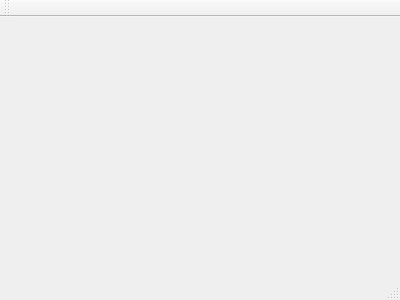
This is mainwindow.ui in aniellod/imagInOut as Qt 5 draws it before an edit. The edited form follows.
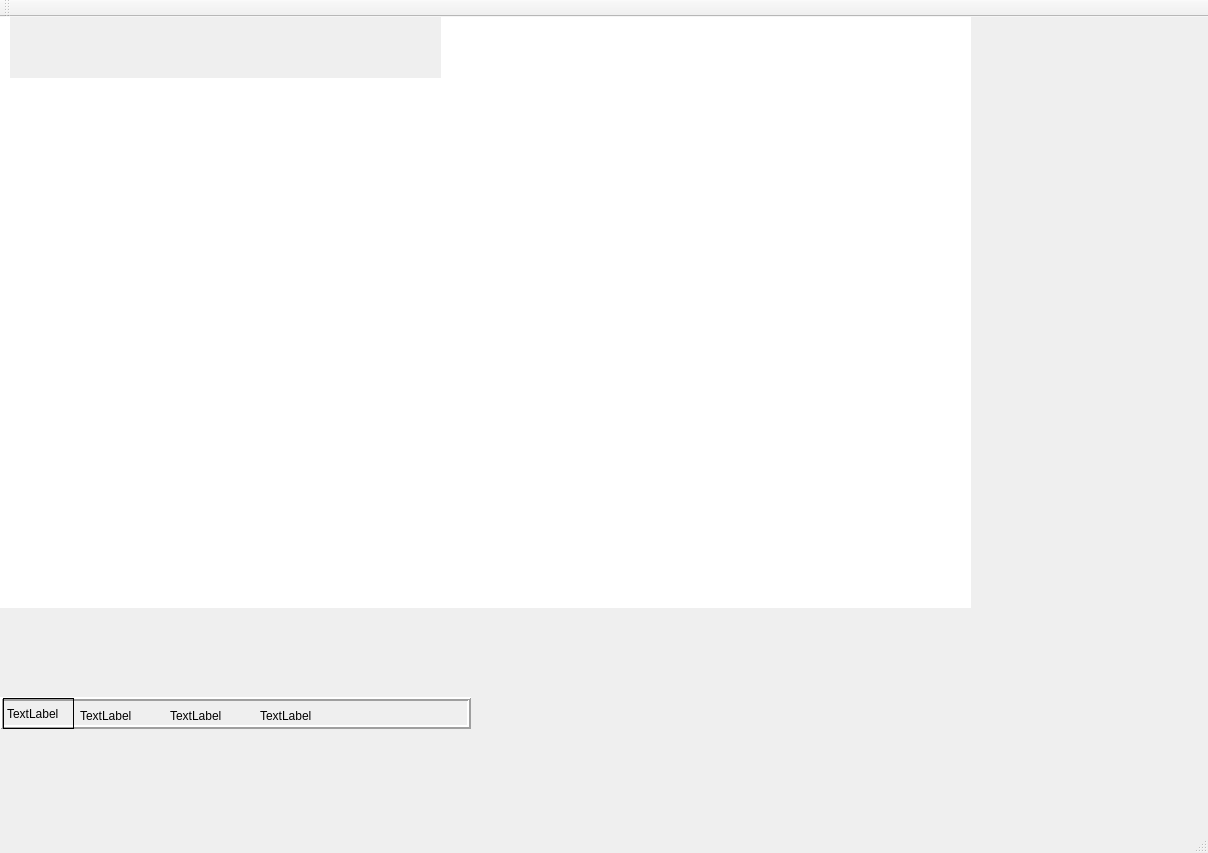
This is the edited form.

Patch:
```diff
--- a/mainwindow.ui
+++ b/mainwindow.ui
@@ -1,24 +1,211 @@
 <ui version="4.0">
  <class>MainWindow</class>
- <widget class="QMainWindow" name="MainWindow" >
-  <property name="geometry" >
+ <widget class="QMainWindow" name="MainWindow">
+  <property name="windowModality">
+   <enum>Qt::ApplicationModal</enum>
+  </property>
+  <property name="geometry">
    <rect>
     <x>0</x>
     <y>0</y>
-    <width>400</width>
-    <height>300</height>
+    <width>1208</width>
+    <height>853</height>
    </rect>
   </property>
   <property name="windowTitle" >
    <string>MainWindow</string>
   </property>
-  <widget class="QMenuBar" name="menuBar" />
-  <widget class="QToolBar" name="mainToolBar" />
-  <widget class="QWidget" name="centralWidget" />
-  <widget class="QStatusBar" name="statusBar" />
+  <widget class="QWidget" name="centralWidget">
+   <widget class="QGraphicsView" name="mainImage">
+    <property name="geometry">
+     <rect>
+      <x>0</x>
+      <y>0</y>
+      <width>971</width>
+      <height>591</height>
+     </rect>
+    </property>
+    <property name="frameShape">
+     <enum>QFrame::NoFrame</enum>
+    </property>
+    <property name="frameShadow">
+     <enum>QFrame::Plain</enum>
+    </property>
+    <property name="verticalScrollBarPolicy">
+     <enum>Qt::ScrollBarAsNeeded</enum>
+    </property>
+    <property name="horizontalScrollBarPolicy">
+     <enum>Qt::ScrollBarAsNeeded</enum>
+    </property>
+    <property name="dragMode">
+     <enum>QGraphicsView::ScrollHandDrag</enum>
+    </property>
+    <property name="viewportUpdateMode">
+     <enum>QGraphicsView::SmartViewportUpdate</enum>
+    </property>
+   </widget>
+   <widget class="QLabel" name="label">
+    <property name="geometry">
+     <rect>
+      <x>40</x>
+      <y>10</y>
+      <width>171</width>
+      <height>111</height>
+     </rect>
+    </property>
+    <property name="frameShape">
+     <enum>QFrame::NoFrame</enum>
+    </property>
+    <property name="lineWidth">
+     <number>0</number>
+    </property>
+    <property name="text">
+     <string/>
+    </property>
+    <property name="margin">
+     <number>0</number>
+    </property>
+   </widget>
+   <widget class="QLabel" name="info">
+    <property name="geometry">
+     <rect>
+      <x>10</x>
+      <y>0</y>
+      <width>431</width>
+      <height>61</height>
+     </rect>
+    </property>
+    <property name="sizePolicy">
+     <sizepolicy hsizetype="MinimumExpanding" vsizetype="MinimumExpanding">
+      <horstretch>0</horstretch>
+      <verstretch>0</verstretch>
+     </sizepolicy>
+    </property>
+    <property name="font">
+     <font>
+      <weight>75</weight>
+      <bold>true</bold>
+     </font>
+    </property>
+    <property name="autoFillBackground">
+     <bool>true</bool>
+    </property>
+    <property name="lineWidth">
+     <number>0</number>
+    </property>
+    <property name="text">
+     <string/>
+    </property>
+    <property name="scaledContents">
+     <bool>true</bool>
+    </property>
+    <property name="wordWrap">
+     <bool>true</bool>
+    </property>
+   </widget>
+   <widget class="QFrame" name="frame">
+    <property name="geometry">
+     <rect>
+      <x>0</x>
+      <y>680</y>
+      <width>471</width>
+      <height>32</height>
+     </rect>
+    </property>
+    <property name="frameShape">
+     <enum>QFrame::Box</enum>
+    </property>
+    <property name="frameShadow">
+     <enum>QFrame::Raised</enum>
+    </property>
+    <property name="lineWidth">
+     <number>2</number>
+    </property>
+    <widget class="QLabel" name="sequence">
+     <property name="geometry">
+      <rect>
+       <x>3</x>
+       <y>1</y>
+       <width>71</width>
+       <height>31</height>
+      </rect>
+     </property>
+     <property name="frameShape">
+      <enum>QFrame::Box</enum>
+     </property>
+     <property name="text">
+      <string>TextLabel</string>
+     </property>
+    </widget>
+    <widget class="QLabel" name="sizeLbl">
+     <property name="geometry">
+      <rect>
+       <x>80</x>
+       <y>10</y>
+       <width>54</width>
+       <height>17</height>
+      </rect>
+     </property>
+     <property name="text">
+      <string>TextLabel</string>
+     </property>
+    </widget>
+    <widget class="QLabel" name="nameLbl">
+     <property name="geometry">
+      <rect>
+       <x>170</x>
+       <y>10</y>
+       <width>54</width>
+       <height>17</height>
+      </rect>
+     </property>
+     <property name="text">
+      <string>TextLabel</string>
+     </property>
+    </widget>
+    <widget class="QLabel" name="dateLbl">
+     <property name="geometry">
+      <rect>
+       <x>260</x>
+       <y>10</y>
+       <width>54</width>
+       <height>17</height>
+      </rect>
+     </property>
+     <property name="text">
+      <string>TextLabel</string>
+     </property>
+    </widget>
+   </widget>
+   <zorder>frame</zorder>
+   <zorder>mainImage</zorder>
+   <zorder>label</zorder>
+   <zorder>info</zorder>
+  </widget>
+  <widget class="QMenuBar" name="menuBar">
+   <property name="geometry">
+    <rect>
+     <x>0</x>
+     <y>0</y>
+     <width>1208</width>
+     <height>22</height>
+    </rect>
+   </property>
+  </widget>
+  <widget class="QToolBar" name="mainToolBar">
+   <property name="enabled">
+    <bool>false</bool>
+   </property>
+   <attribute name="toolBarArea">
+    <enum>TopToolBarArea</enum>
+   </attribute>
+   <attribute name="toolBarBreak">
+    <bool>false</bool>
+   </attribute>
+  </widget>
+  <widget class="QStatusBar" name="statusBar"/>
  </widget>
- <layoutDefault spacing="6" margin="11" />
- <pixmapfunction></pixmapfunction>
+ <layoutdefault spacing="6" margin="11"/>
  <resources/>
  <connections/>
 </ui>
```
Left out of the diff: 3 changed lines with no effect on the pictures.
